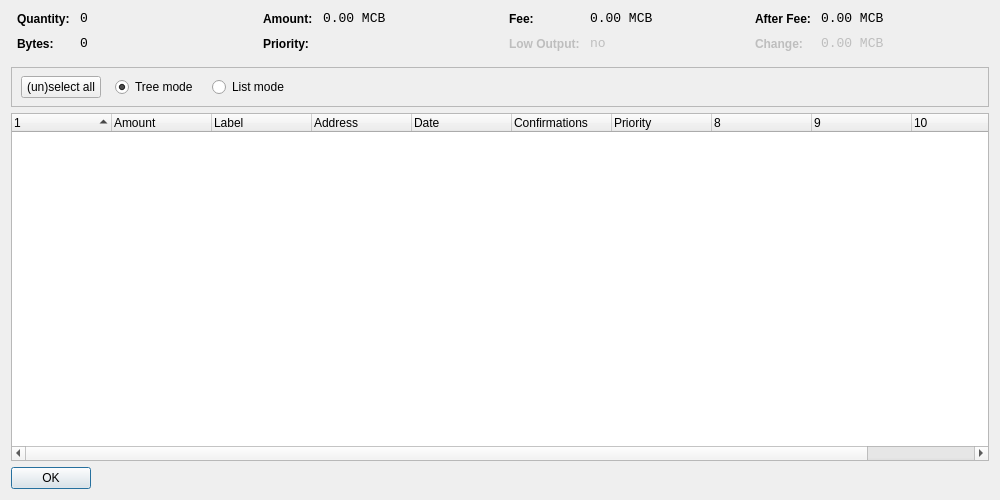
This is src/qt/forms/coincontroldialog.ui in mcobitcoin/mcobit as Qt 5 draws it before an edit. The edited form follows.
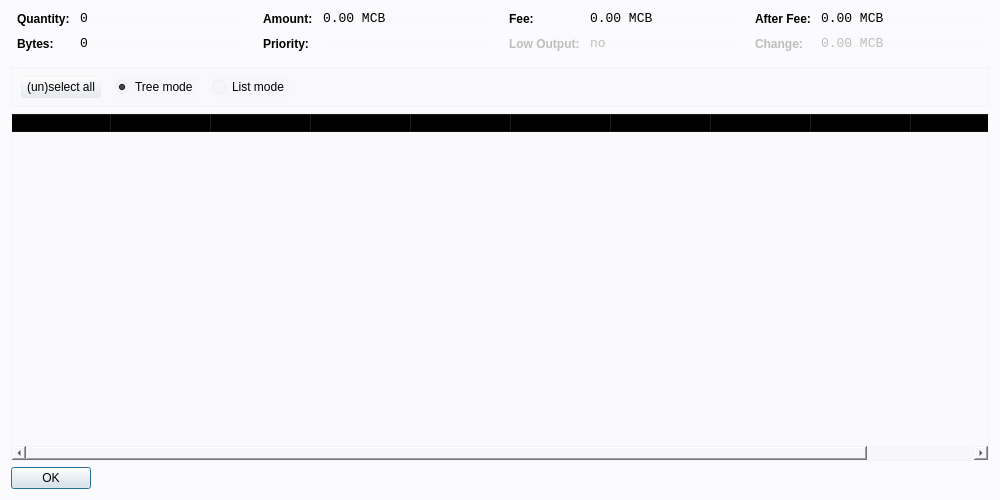
This is the edited form. Icons and pictures are not drawn. Custom widgets are drawn as their Qt base class.

Patch:
```diff
--- a/src/qt/forms/coincontroldialog.ui
+++ b/src/qt/forms/coincontroldialog.ui
@@ -14,7 +14,7 @@
    <string>Coin Control</string>
   </property>
   <property name="styleSheet">
-   <string notr="true">background-image: url(:/images/2s);</string>
+	 <string notr="true">background:rgba(232, 236, 241, 0.1);</string>
   </property>
   <layout class="QVBoxLayout" name="verticalLayout">
    <item>
```
